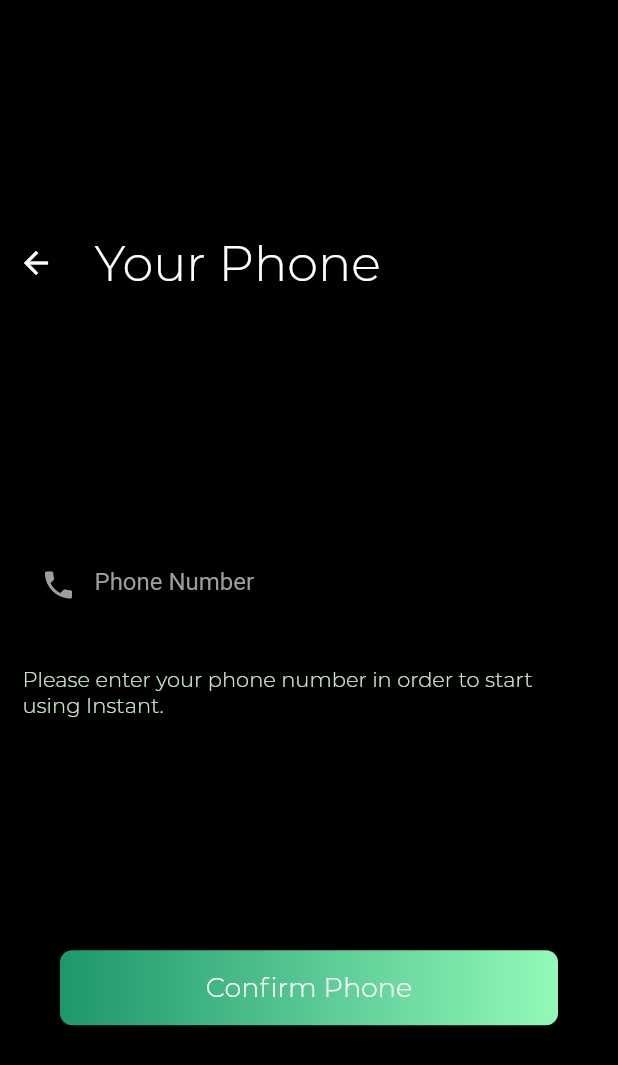
After one commit to thethirdtomas/Instant, a Flutter app: the screen it shows after launch, after a tap on "Start Messaging", on a phone screen of 412 x 824 dp. The commit adds this screen. Shown: the top 1065 px of the screen. Run offline on Flutter 3.47's test engine with Material 2 defaults, Android fonts, the phone set to English and light mode, and no system bars; our stand-ins replace firebase_auth, flutter_masked_text; accounts and stored records are empty; network calls fail.

Commit message:
created EnterPhone and VerifyPhone pages

```diff
--- /dev/null
+++ b/lib/pages/EnterPhone.dart
@@ -0,0 +1,111 @@
+import 'package:flutter/material.dart';
+import 'package:flutter/services.dart';
+import 'package:instant/pages/VerifyPhone.dart';
+import 'package:instant/widgets/GradiantButton.dart';
+import 'package:flutter_masked_text/flutter_masked_text.dart';
+
+class EnterPhone extends StatefulWidget {
+  @override
+  _EnterPhoneState createState() => _EnterPhoneState();
+}
+
+class _EnterPhoneState extends State<EnterPhone> {
+  bool invalidNumber = false;
+  var number = MaskedTextController(mask: '(000) 000-0000');
+
+  String formatNumber() {
+    String formattedNumber = '+1';
+    number.text.runes.forEach((char) {
+      if (char > 47 && char < 58) {
+        formattedNumber += String.fromCharCode(char);
+      }
+    });
+
+    return formattedNumber;
+  }
+
+  sendCode() {
+    if (number.text.length == 14) {
+      Navigator.pushReplacement(
+          context,
+          MaterialPageRoute(
+              builder: (context) => VerifyPhone(
+                    number: formatNumber(),
+                  )));
+    } else {
+      setState(() {
+        invalidNumber = true;
+      });
+    }
+  }
+
+  @override
+  Widget build(BuildContext context) {
+    return Scaffold(
+      body: Container(
+        color: Colors.black,
+        child: Column(
+          mainAxisAlignment: MainAxisAlignment.spaceEvenly,
+          crossAxisAlignment: CrossAxisAlignment.start,
+          children: <Widget>[
+            Row(
+              children: <Widget>[
+                IconButton(
+                  onPressed: () {
+                    Navigator.pop(context);
+                  },
+                  icon: Icon(Icons.arrow_back),
+                  color: Colors.white,
+                ),
+                Padding(
+                  padding: const EdgeInsets.all(15.0),
+                  child: Text(invalidNumber ? "Invalid Phone" : "Your Phone",
+                      style: TextStyle(
+                          color:
+                              invalidNumber ? Colors.redAccent : Colors.white,
+                          fontFamily: 'Montserrat',
+                          fontSize: 33)),
+                ),
+              ],
+            ),
+            Column(
+              children: <Widget>[
+                Padding(
+                  padding: const EdgeInsets.all(15.0),
+                  child: TextField(
+                    controller: number,
+                    keyboardType: TextInputType.number,
+                    inputFormatters: <TextInputFormatter>[
+                      WhitelistingTextInputFormatter.digitsOnly
+                    ],
+                    style: TextStyle(color: Colors.white),
+                    decoration: InputDecoration(
+                        prefixIcon: Icon(
+                          Icons.phone,
+                          color: Colors.grey,
+                        ),
+                        hintText: "Phone Number",
+                        hintStyle: TextStyle(color: Colors.grey),
+                        border: InputBorder.none),
+                  ),
+                ),
+                Padding(
+                  padding: const EdgeInsets.all(15.0),
+                  child: Text(
+                    "Please enter your phone number in order to start using Instant.",
+                    style: TextStyle(
+                        color: Colors.green[100], fontFamily: "Montserrat"),
+                  ),
+                ),
+              ],
+            ),
+            GradiantButton(
+              onTap: sendCode,
+              text: "Confirm Phone",
+            )
+          ],
+        ),
+      ),
+    );
+  }
+}
--- a/lib/pages/Welcome.dart
+++ b/lib/pages/Welcome.dart
@@ -1,4 +1,5 @@
 import 'package:flutter/material.dart';
+import 'package:instant/pages/EnterPhone.dart';
 import 'package:instant/widgets/WelcomeBanner.dart';
 import 'package:instant/widgets/GradiantButton.dart';
 
@@ -17,7 +18,13 @@ class _WelcomeState extends State<Welcome> {
           mainAxisAlignment: MainAxisAlignment.spaceEvenly,
           children: <Widget>[
             WelcomeBanner(),
-            GradiantButton(text:"Start Messaging", onTap: (){},)
+            GradiantButton(
+              text: "Start Messaging",
+              onTap: () {
+                Navigator.push(context,
+                    MaterialPageRoute(builder: (context) => EnterPhone()));
+              },
+            )
           ],
         ),
       ),
--- a/lib/widgets/WelcomeBanner.dart
+++ b/lib/widgets/WelcomeBanner.dart
@@ -96,7 +96,7 @@ class WelcomeBanner extends StatelessWidget {
           padding: const EdgeInsets.only(left: 75, right: 75),
           child: Text(
             "The World's fastest instant messaging app. It's free, secure, and powered by Google!",
-            style: TextStyle(color: Colors.green[100]),
+            style: TextStyle(color: Colors.green[100], fontFamily: "Montserrat"),
             textAlign: TextAlign.center,
           ),
         )
--- a/pubspec.yaml
+++ b/pubspec.yaml
@@ -24,6 +24,7 @@ dependencies:
   cupertino_icons: ^0.1.2
   firebase_auth: ^0.14.0+8
   cloud_firestore: ^0.12.10
+  flutter_masked_text: ^0.8.0
 
 dev_dependencies:
   flutter_test:
```
Also changed, not shown: lib/pages/VerifyPhone.dart (added, +96 -0 lines), lib/utilities/Auth.dart (added, +15 -0 lines), pubspec.lock.
